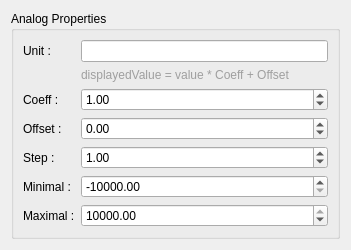
First picture: the form in data/formanalogproperties.ui, repository calaos/calaos_installer, before the edit.
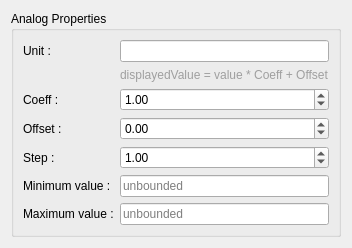
Second picture: the form after the edit.

Commit message:
feat: MqttOutputString and value_min/value_max, legacy min/max dropped (INST-6)
Register MqttOutputString and offer it in the Mqtt menu. The analog form
writes optional value_min/value_max instead of min/max; the factory drops
legacy min/max on the same IO types as the server (decision 14).

What changed in the file:
```diff
--- a/data/formanalogproperties.ui
+++ b/data/formanalogproperties.ui
@@ -108,40 +108,28 @@
       <item row="5" column="0">
        <widget class="QLabel" name="label_min">
         <property name="text">
-         <string>Minimal :</string>
+         <string>Minimum value :</string>
         </property>
        </widget>
       </item>
       <item row="5" column="1">
-       <widget class="QDoubleSpinBox" name="spin_min">
-        <property name="minimum">
-         <double>-10000.000000000000000</double>
-        </property>
-        <property name="maximum">
-         <double>10000.000000000000000</double>
-        </property>
-        <property name="singleStep">
-         <double>1.000000000000000</double>
-        </property>
-        <property name="value">
-         <double>-10000.000000000000000</double>
+       <widget class="QLineEdit" name="edit_value_min">
+        <property name="placeholderText">
+         <string>unbounded</string>
         </property>
        </widget>
       </item>
       <item row="6" column="0">
        <widget class="QLabel" name="label_max">
         <property name="text">
-         <string>Maximal :</string>
+         <string>Maximum value :</string>
         </property>
        </widget>
       </item>
       <item row="6" column="1">
-       <widget class="QDoubleSpinBox" name="spin_max">
-        <property name="maximum">
-         <double>10000.000000000000000</double>
-        </property>
-        <property name="value">
-         <double>10000.000000000000000</double>
+       <widget class="QLineEdit" name="edit_value_max">
+        <property name="placeholderText">
+         <string>unbounded</string>
         </property>
        </widget>
       </item>
```
The commit also changes 18 other files.
